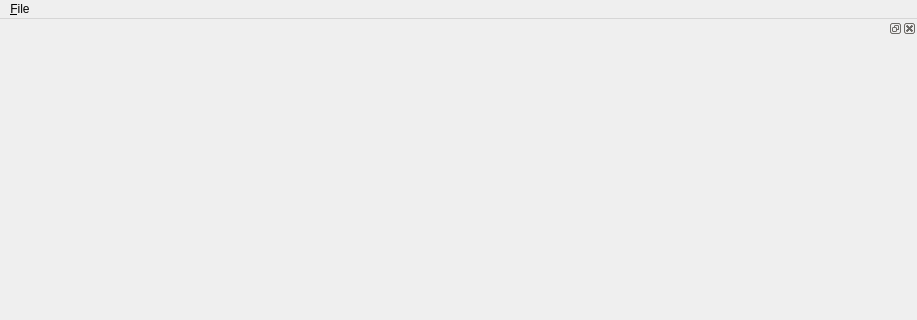
First picture: the form in app/forms/main.ui, repository slobodsky/mutra, before the edit; both pictures show x 0 to 917 and y 0 to 320 of the 917 by 730 pixel window.
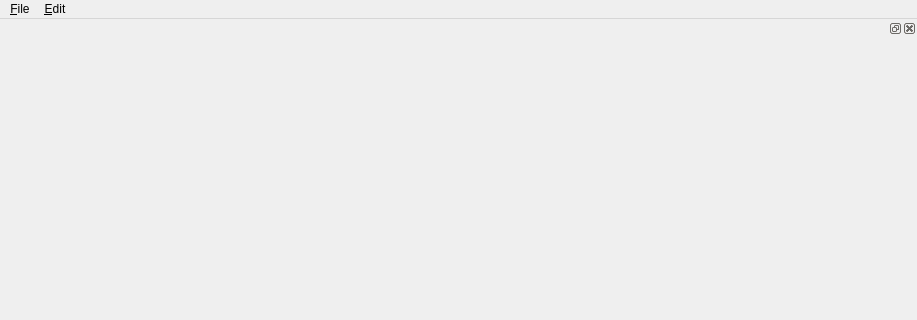
Second picture: the form after the edit.

```diff
--- a/app/forms/main.ui
+++ b/app/forms/main.ui
@@ -31,7 +31,14 @@
     <addaction name="separator"/>
     <addaction name="ActionQuit"/>
    </widget>
+   <widget class="QMenu" name="menu_Edit">
+    <property name="title">
+     <string>&amp;Edit</string>
+    </property>
+    <addaction name="ActionOptions"/>
+   </widget>
    <addaction name="menuThis_is_an_application_stub"/>
+   <addaction name="menu_Edit"/>
   </widget>
   <widget class="QStatusBar" name="statusbar"/>
   <widget class="QDockWidget" name="PianoBoard">
```
Left out of the diff: 7 changed lines with no effect on the pictures.
